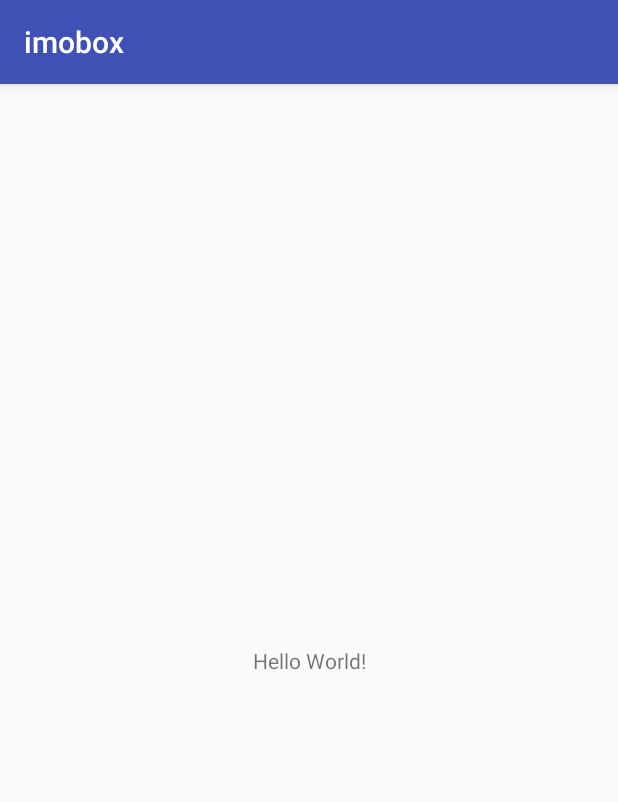
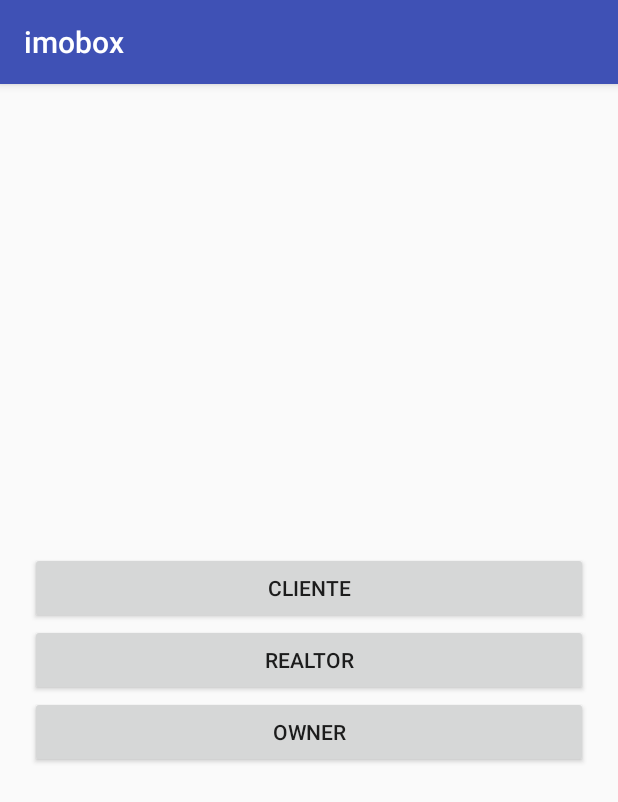
Before and after one commit to imobox/imobox-app, an Android app: the screen it shows after launch (MainActivity), on a phone screen of 412 x 824 dp. Shown: the top 802 px of the screen. Run offline under Robolectric (Android 15) with nearby library versions, the phone set to English and light mode, and no system bars.

Commit message:
create screen init

```diff
--- a/app/src/main/java/br/imobox/com/imobox/MainActivity.java
+++ b/app/src/main/java/br/imobox/com/imobox/MainActivity.java
@@ -2,12 +2,19 @@ package br.imobox.com.imobox;
 
 import android.support.v7.app.AppCompatActivity;
 import android.os.Bundle;
+import android.widget.Button;
 
 public class MainActivity extends AppCompatActivity {
-
+    Button btn_client, btn_realtor, btn_owner;
     @Override
     protected void onCreate(Bundle savedInstanceState) {
         super.onCreate(savedInstanceState);
         setContentView(R.layout.activity_main);
+
+        btn_client  = findViewById(R.id.btn_client);
+        btn_realtor = findViewById(R.id.btn_realtor);
+        btn_owner   = findViewById(R.id.btn_owner);
+
+
     }
 }
--- a/app/src/main/res/layout/activity_main.xml
+++ b/app/src/main/res/layout/activity_main.xml
@@ -6,13 +6,36 @@
     android:layout_height="match_parent"
     tools:context="br.imobox.com.imobox.MainActivity">
 
-    <TextView
-        android:layout_width="wrap_content"
-        android:layout_height="wrap_content"
-        android:text="Hello World!"
-        app:layout_constraintBottom_toBottomOf="parent"
-        app:layout_constraintLeft_toLeftOf="parent"
-        app:layout_constraintRight_toRightOf="parent"
-        app:layout_constraintTop_toTopOf="parent" />
+    <LinearLayout
+        android:layout_width="match_parent"
+        android:layout_height="match_parent"
+        android:orientation="vertical"
+        android:gravity="center"
+        android:foregroundGravity="center"
+        >
 
+        <Button
+            android:layout_marginLeft="20dp"
+            android:layout_marginRight="20dp"
+            android:layout_width="match_parent"
+            android:layout_height="wrap_content"
+            android:text="@string/client"
+            android:id="@+id/btn_client" />
+
+        <Button
+            android:layout_marginLeft="20dp"
+            android:layout_marginRight="20dp"
+            android:layout_width="match_parent"
+            android:layout_height="wrap_content"
+            android:text="@string/realtor"
+            android:id="@+id/btn_realtor" />
+
+        <Button
+            android:layout_marginLeft="20dp"
+            android:layout_marginRight="20dp"
+            android:layout_width="match_parent"
+            android:layout_height="wrap_content"
+            android:text="@string/owner"
+            android:id="@+id/btn_owner" />
+    </LinearLayout>
 </android.support.constraint.ConstraintLayout>
--- a/app/src/main/res/values/strings.xml
+++ b/app/src/main/res/values/strings.xml
@@ -1,3 +1,7 @@
 <resources>
     <string name="app_name">imobox</string>
+
+    <string name="client">Cliente</string>
+    <string name="realtor">Realtor</string>
+    <string name="owner">owner</string>
 </resources>
```
